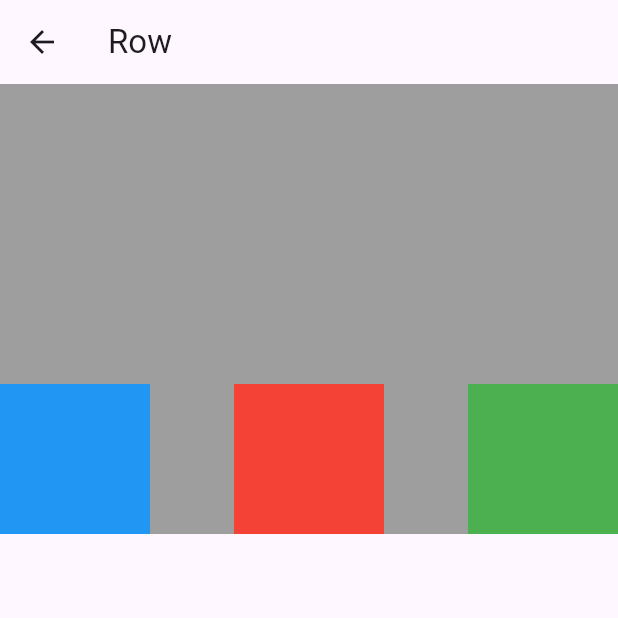
After one commit to leemuuns/smwu_202508, a Flutter app: the screen it shows after launch, after a tap on "Row", on a phone screen of 412 x 824 dp, the top half of it. The commit adds this screen. Run offline on Flutter 3.47's test engine with Material 3 defaults, Android fonts, the phone set to English and light mode, and no system bars.

```diff
--- a/lib/screen/button_screen.dart
+++ b/lib/screen/button_screen.dart
@@ -3,6 +3,7 @@ import 'package:smwu_202508/screen/column/column_practice_screen.dart';
 import 'package:smwu_202508/screen/column/column_screen.dart';
 import 'package:smwu_202508/screen/container/container_practice_screen.dart';
 import 'package:smwu_202508/screen/container/container_screen.dart';
+import 'package:smwu_202508/screen/row/row_screen.dart';
 
 class ButtonScreen extends StatelessWidget {
   const ButtonScreen({super.key});
@@ -36,7 +37,12 @@ class ButtonScreen extends StatelessWidget {
                 return ColumnPracticeScreen();
               },));
             }, child: Text("Column 실습")),
-
+            SizedBox(height: 10),
+            ElevatedButton(onPressed: () {
+              Navigator.push(context, MaterialPageRoute(builder: (context) {
+                return RowScreen();
+              },));
+            }, child: Text("Row")),
 
           ])),
     );
--- /dev/null
+++ b/lib/screen/row/row_screen.dart
@@ -0,0 +1,34 @@
+import 'package:flutter/material.dart';
+
+class RowScreen extends StatelessWidget {
+  const RowScreen({super.key});
+
+  @override
+  Widget build(BuildContext context) {
+    return Scaffold(
+      appBar: AppBar(title: Text('Row'),),
+      body: Container(
+        height: 300,
+        color: Colors.grey,
+        child: Row(
+          mainAxisAlignment: MainAxisAlignment.spaceBetween,
+          crossAxisAlignment: CrossAxisAlignment.end,
+          children: [
+            Container(
+              width: 100, height: 100,
+              color: Colors.blue,
+            ),
+            Container(
+              width: 100, height: 100,
+              color: Colors.red,
+            ),
+            Container(
+              width: 100, height: 100,
+              color: Colors.green,
+            ),
+          ],
+        ),
+      ),
+    );
+  }
+}
```
